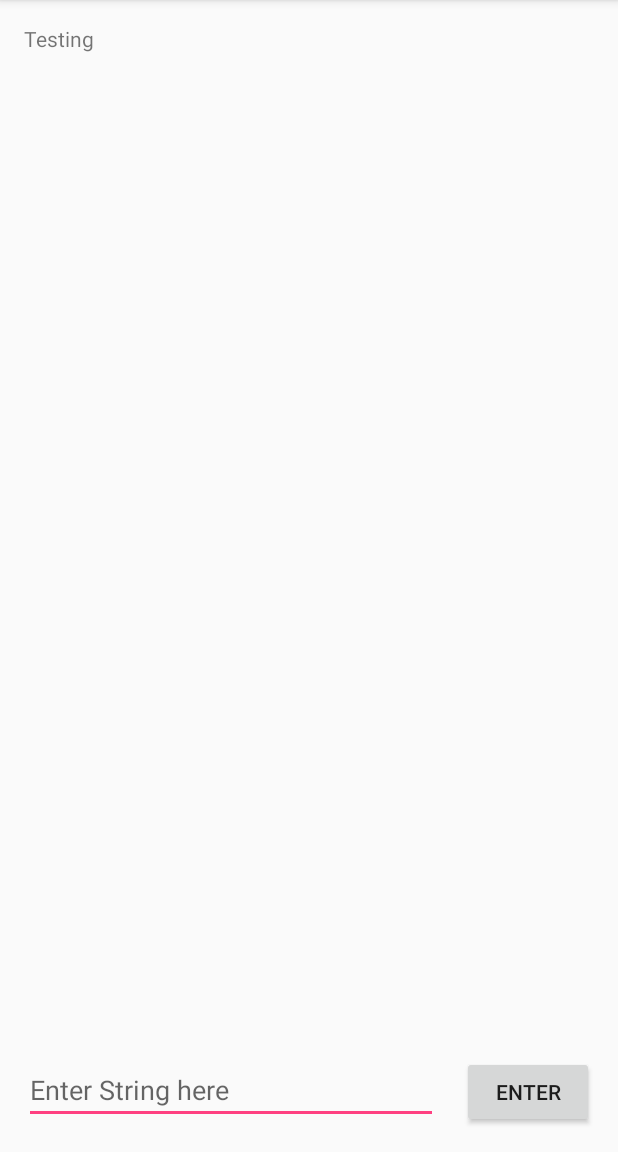
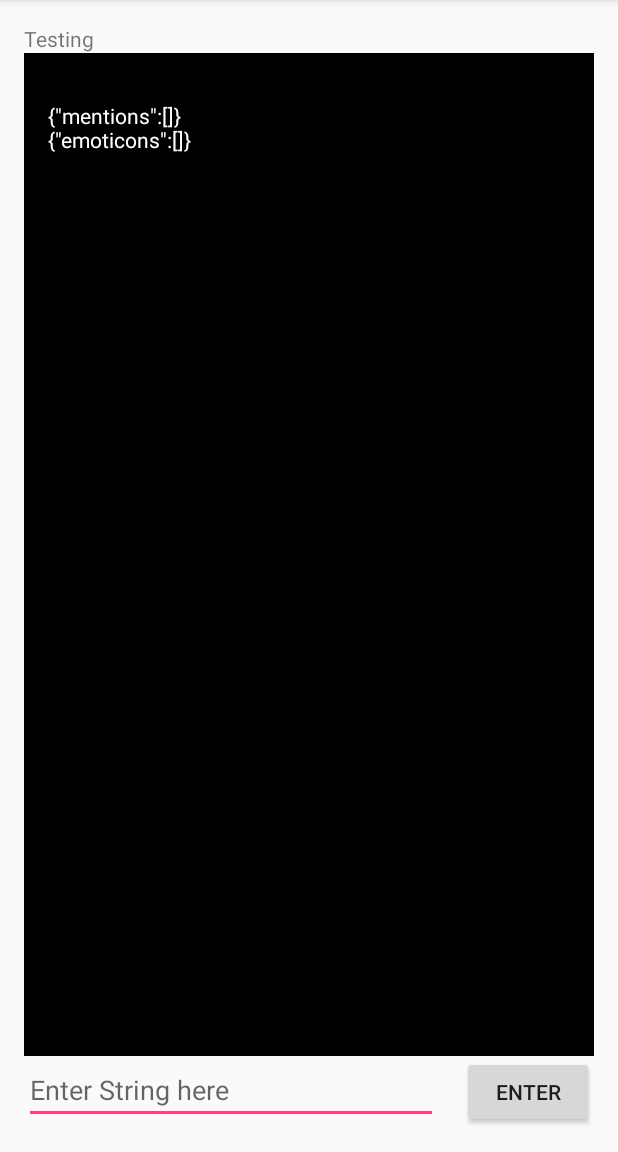
Before and after one commit to RanaAli/ChatStringParser, an Android app: the screen it shows after launch (MainActivity), after a tap on "ENTER", on a phone screen of 412 x 824 dp, the part 84-1236 px from its top. Run offline under Robolectric (Android 15) with nearby library versions, the phone set to English and light mode, and no system bars; our stand-ins replace ButterKnife.

Commit message:
Add support for mentions and emoticons with tests.

```diff
--- a/app/src/main/java/com/example/andro/ChatStringParser/mainscreen/MainScreenPresenter.java
+++ b/app/src/main/java/com/example/andro/ChatStringParser/mainscreen/MainScreenPresenter.java
@@ -1,10 +1,19 @@
 package com.example.andro.ChatStringParser.mainscreen;
+
+import org.json.JSONArray;
+import org.json.JSONException;
+import org.json.JSONObject;
 
 /**
  * Created by andro on 12/18/2016.
  */
 
 public class MainScreenPresenter {
+    public static final String EMOTICONS_START = "(";
+    public static final String EMOTICONS_END = ")";
+    public static final String STRING_SPACE = " ";
+    public static final String MENTIONS_CHAR = "@";
+    public static final String JSONARRAY_NAME_MENTIONS = "mentions";
     private MainScreenView mainScreenView;
 
     public MainScreenPresenter(MainScreenView mainScreenView) {
@@ -18,8 +27,74 @@ public class MainScreenPresenter {
 
         @Override
         public void inputString(String inputString) {
-            mainScreenView.setOutputText(inputString);
+
+            String mentions = checkForMentions(inputString).toString();
+            String emoticons = checkForEmoticons(inputString).toString();
+            String links;
+
+            String displaytext = inputString + "\n" + mentions + "\n" + emoticons;
+            mainScreenView.setOutputText(displaytext);
         }
 
     };
+
+    JSONObject checkForEmoticons(String inputString) {
+        JSONObject jsonObject = new JSONObject();
+        JSONArray emoticons = new JSONArray();
+
+
+        if (inputString.contains(EMOTICONS_START) && inputString.contains(EMOTICONS_END)) {
+            String[] splits = inputString.split(STRING_SPACE);
+
+            for (String splitObject : splits) {
+                if (splitObject.contains(EMOTICONS_START) && splitObject.contains(EMOTICONS_END)) {
+                    int startIndex = splitObject.lastIndexOf(EMOTICONS_START) + EMOTICONS_START.length();
+                    int endingIndex = splitObject.indexOf(EMOTICONS_END, startIndex);
+
+                    String emoticonString = splitObject.substring(startIndex, endingIndex);
+
+                    if(!emoticonString.isEmpty()) {
+                        emoticons.put(emoticonString);
+                    }
+                }
+            }
+        }
+
+        try {
+            jsonObject.put("emoticons", emoticons);
+        } catch (JSONException e) {
+            e.printStackTrace();
+        }
+
+        return jsonObject;
+    }
+
+    public static JSONObject checkForMentions(String inputString) {
+        JSONObject jsonObject = new JSONObject();
+        JSONArray mentions = new JSONArray();
+
+
+        if (inputString.contains(MENTIONS_CHAR)) {
+            String[] splits = inputString.split(STRING_SPACE);
+
+            for (String splitObject : splits) {
+                if (splitObject.contains(MENTIONS_CHAR)) {
+
+                    String mentionString = splitObject.substring(MENTIONS_CHAR.length());
+
+                    if(!mentionString.isEmpty()) {
+                        mentions.put(mentionString);
+                    }
+                }
+            }
+        }
+
+        try {
+            jsonObject.put(JSONARRAY_NAME_MENTIONS, mentions);
+        } catch (JSONException e) {
+            e.printStackTrace();
+        }
+
+        return jsonObject;
+    }
 }
--- a/app/src/main/java/com/example/andro/ChatStringParser/mainscreen/MainScreenView.java
+++ b/app/src/main/java/com/example/andro/ChatStringParser/mainscreen/MainScreenView.java
@@ -49,6 +49,10 @@ public class MainScreenView {
         outputTextView.setText(outputText);
     }
 
+    void appendOutputText(String outputText){
+        outputTextView.append("\n" + outputText);
+    }
+
     String getInputText(){
         return inputEditText.getText().toString();
     }
--- a/app/src/main/res/layout/main_fragment.xml
+++ b/app/src/main/res/layout/main_fragment.xml
@@ -4,10 +4,7 @@
     android:id="@+id/activity_main"
     android:layout_width="match_parent"
     android:layout_height="match_parent"
-    android:paddingBottom="@dimen/activity_vertical_margin"
-    android:paddingLeft="@dimen/activity_horizontal_margin"
-    android:paddingRight="@dimen/activity_horizontal_margin"
-    android:paddingTop="@dimen/activity_vertical_margin">
+    android:padding="@dimen/activity_vertical_margin">
 
     <TextView
         android:id="@+id/mainScreenTitleTextView"
@@ -15,13 +12,8 @@
         android:layout_height="wrap_content"
         android:text="Testing" />
 
-    <TextView
-        android:id="@+id/mainScreenOutputTextView"
-        android:layout_width="match_parent"
-        android:layout_height="wrap_content"
-        android:layout_below="@id/mainScreenTitleTextView" />
-
     <RelativeLayout
+        android:id="@+id/mainScreenInputRelativeLayout"
         android:layout_width="wrap_content"
         android:layout_height="wrap_content"
         android:layout_alignParentBottom="true">
@@ -42,4 +34,14 @@
             android:hint="Enter String here" />
 
     </RelativeLayout>
+
+    <TextView
+        android:id="@+id/mainScreenOutputTextView"
+        android:layout_width="match_parent"
+        android:layout_height="wrap_content"
+        android:layout_above="@id/mainScreenInputRelativeLayout"
+        android:layout_below="@id/mainScreenTitleTextView"
+        android:background="@android:color/background_dark"
+        android:padding="@dimen/activity_vertical_margin"
+        android:textColor="@android:color/background_light" />
 </RelativeLayout>
```
Also changed, not shown: app/src/main/java/com/example/andro/ChatStringParser/Utils.java (deleted, +0 -19 lines), 1 other file.
